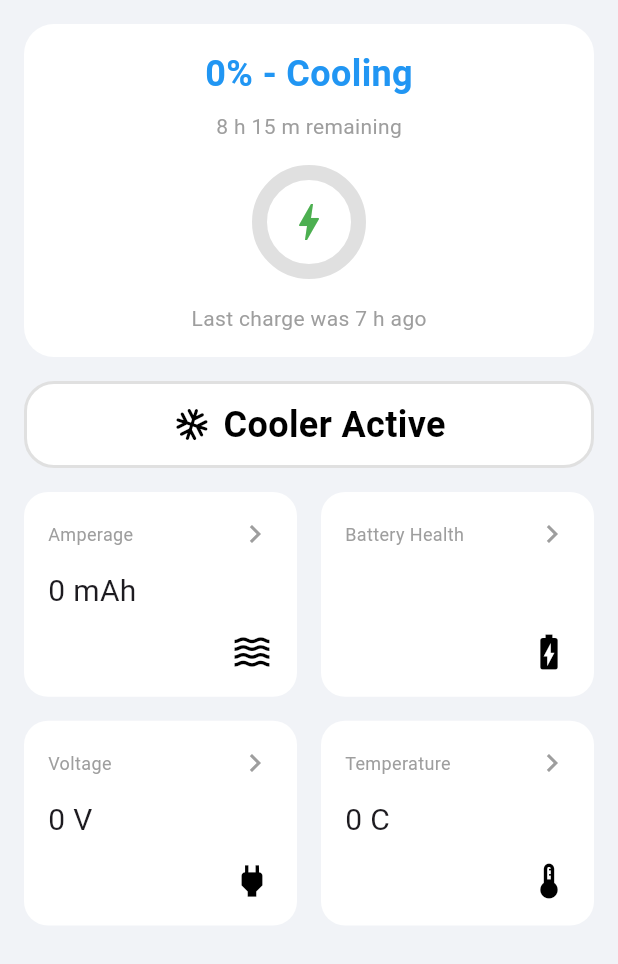
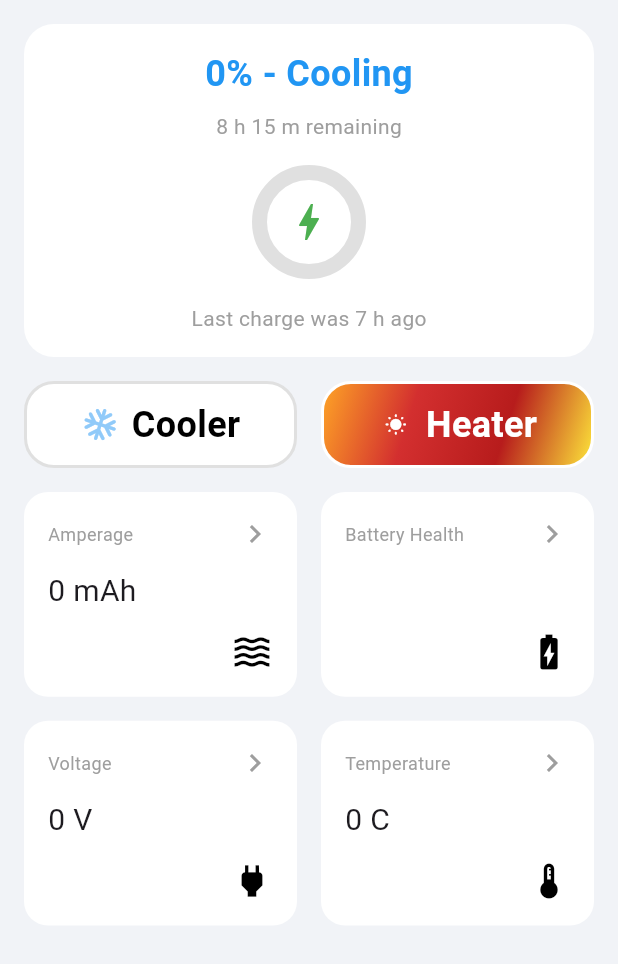
Before and after one commit to Aftaputra/ercc, a Flutter app: the DashboardPage widget shown alone on an empty page, opened directly with empty values, after a tap on "Cooler", on a phone screen of 412 x 824 dp. Shown: the top 964 px of the screen. Run offline on Flutter 3.47's test engine with Material 3 defaults, Android fonts, the phone set to English and light mode, and no system bars; drawn by our look-alikes of percent_indicator; our stand-ins replace fl_chart, flutter_svg, google_fonts; network calls fail.

Commit message:
tambah heater

```diff
--- a/lib/main.dart
+++ b/lib/main.dart
@@ -17,6 +17,7 @@ class MyApp extends StatelessWidget {
   @override
   Widget build(BuildContext context) {
     return MaterialApp(
+      debugShowCheckedModeBanner: false,
       home: Splash(), // Use SplashScreen from splash.dart
     );
   }
--- a/lib/pages/dashboard_page.dart
+++ b/lib/pages/dashboard_page.dart
@@ -21,32 +21,65 @@ class DashboardPage extends StatefulWidget {
 }
 
 class _DashboardPageState extends State<DashboardPage>
-    with SingleTickerProviderStateMixin {
+    with TickerProviderStateMixin {
   bool isCooling = false; // Status tombol Cooler (Idle atau Cooling)
-  late AnimationController _controller; // Controller untuk animasi rotasi
+  bool isHeating = false; // Status tombol Heater (Idle atau Heating)
+  late AnimationController
+      _coolerController; // Controller untuk animasi rotasi Cooler
+  late AnimationController
+      _heaterController; // Controller untuk animasi "breathing" Heater
 
   @override
   void initState() {
     super.initState();
-    _controller = AnimationController(
+    _coolerController = AnimationController(
       duration: const Duration(seconds: 2),
       vsync: this,
     );
+
+    _heaterController = AnimationController(
+      duration: const Duration(seconds: 1), // Durasi animasi breathing
+      vsync: this,
+      lowerBound: 0.6, // Ukuran minimum
+      upperBound: 1.0, // Ukuran maksimum
+    )..repeat(reverse: true); // Ulangi animasi secara bolak-balik
   }
 
   @override
   void dispose() {
-    _controller.dispose(); // Hentikan controller saat widget dibuang
+    _coolerController.dispose(); // Hentikan controller saat widget dibuang
+    _heaterController.dispose();
     super.dispose();
   }
 
   void _toggleCooling() {
     setState(() {
-      isCooling = !isCooling;
-      if (isCooling) {
-        _controller.repeat(); // Mulai animasi berputar
+      if (!isCooling) {
+        // Jika cooler aktif, matikan heater
+        isCooling = true;
+        isHeating = false;
+        _coolerController.repeat(); // Mulai animasi berputar
+        _heaterController.stop(); // Hentikan animasi Heater
       } else {
-        _controller.stop(); // Hentikan animasi
+        // Jika cooler sudah aktif, nonaktifkan cooler
+        isCooling = false;
+        _coolerController.stop(); // Hentikan animasi
+      }
+    });
+  }
+
+  void _toggleHeating() {
+    setState(() {
+      if (!isHeating) {
+        // Jika heater aktif, matikan cooler
+        isHeating = true;
+        isCooling = false;
+        _heaterController.repeat(reverse: true); // Mulai animasi Heater
+        _coolerController.stop(); // Hentikan animasi Cooler
+      } else {
+        // Jika heater sudah aktif, nonaktifkan heater
+        isHeating = false;
+        _heaterController.stop();
       }
     });
   }
@@ -72,9 +105,11 @@ class _DashboardPageState extends State<DashboardPage>
                 Text(
                   isCooling
                       ? '${(widget.level * 100).toStringAsFixed(0)}% - Cooling'
+                      : isHeating
+                          ? '${(widget.level * 100).toStringAsFixed(0)}% - Heating'
                           : '${(widget.level * 100).toStringAsFixed(0)}% - Idle',
                   style: TextStyle(
-                    color: isCooling ? Colors.blue : Colors.black,
+                    color: isCooling ? Colors.blue : isHeating ? Colors.amber : Colors.black,
                     fontSize: 24,
                     fontWeight: FontWeight.bold,
                   ),
@@ -97,7 +132,7 @@ class _DashboardPageState extends State<DashboardPage>
                   center: Icon(
                     Icons.bolt,
                     size: 32.0,
-                    color: isCooling ? Colors.green: Colors.black,
+                    color: isCooling ? Colors.green : isHeating ? Colors.orange : Colors.black,
                   ),
                   progressColor: _getBatteryColor(
                       widget.level), // Warna berubah sesuai level
@@ -115,17 +150,23 @@ class _DashboardPageState extends State<DashboardPage>
             ),
           ),
           SizedBox(height: 16),
-          GestureDetector(
+          // COOLER and HEATER BUTTONS
+          Row(
+            children: [
+              Expanded(
+                child: GestureDetector(
                   onTap: _toggleCooling, // Ubah state saat tombol ditekan
                   child: AnimatedContainer(
-              duration: Duration(milliseconds: 300), // Animasi perubahan warna
+                    duration:
+                        Duration(milliseconds: 300), // Animasi perubahan warna
                     decoration: BoxDecoration(
                       gradient: isCooling
                           ? null // Jika Cooling, tidak ada gradasi, warna putih dengan border biru
                           : LinearGradient(
                               colors: [
-                          Colors.lightGreenAccent,
+                                Colors.greenAccent,
                                 Colors.blue.shade800,
+                                Colors.blue.shade600,
                                 Colors.black,
                               ],
                               begin: Alignment.topLeft,
@@ -138,33 +179,91 @@ class _DashboardPageState extends State<DashboardPage>
                           : Border.all(color: Colors.white, width: 2),
                     ),
                     padding: EdgeInsets.all(10),
-              width: double.infinity,
                     child: Row(
                       mainAxisAlignment: MainAxisAlignment.center,
                       children: [
-                  // Rotating Icon
+                        // Rotating Icon for Cooler
                         RotationTransition(
                           turns:
-                        _controller, // Menggunakan controller untuk animasi rotasi
+                              _coolerController, // Menggunakan controller untuk animasi rotasi
                           child: Icon(
                             Icons.ac_unit_rounded,
-                      color: isCooling ? Colors.black : Colors.white,
+                            color: isCooling ? Colors.blue.shade200 : Colors.white,
                             size: 26,
                           ),
                         ),
                         SizedBox(width: 8),
                         Text(
-                    isCooling ? 'Cooler Active' : 'Cooler',
+                          isCooling ? 'Cooler' : 'Cooler',
                           style: TextStyle(
                             color: isCooling ? Colors.black : Colors.white,
                             fontSize: 24,
-                      fontWeight: isCooling ? FontWeight.w600 : FontWeight.w700,
+                            fontWeight:
+                                isCooling ? FontWeight.w600 : FontWeight.w700,
                           ),
                         ),
                       ],
                     ),
                   ),
                 ),
+              ),
+              SizedBox(width: 16), // Jarak antara dua tombol
+              Expanded(
+                child: GestureDetector(
+                  onTap: _toggleHeating, // Ubah state saat tombol ditekan
+                  child: AnimatedContainer(
+                    duration:
+                        Duration(milliseconds: 300), // Animasi perubahan warna
+                    decoration: BoxDecoration(
+                      gradient: isHeating
+                          ? null // Jika Heating, tidak ada gradasi, warna putih dengan border biru
+                          : LinearGradient(
+                              colors: [
+                                Colors.orange.shade400,
+                                Colors.red.shade700,
+                                Colors.red.shade900,
+                                Colors.yellow,
+                              ],
+                              begin: Alignment.topLeft,
+                              end: Alignment.bottomRight,
+                            ),
+                      color: isHeating ? Colors.white : null,
+                      borderRadius: BorderRadius.circular(20),
+                      border: isHeating
+                          ? Border.all(color: Colors.black12, width: 2)
+                          : Border.all(color: Colors.white, width: 2),
+                    ),
+                    padding: EdgeInsets.all(10),
+                    child: Row(
+                      mainAxisAlignment: MainAxisAlignment.center,
+                      children: [
+                        // Breathing Icon for Heater
+                        ScaleTransition(
+                          scale: _heaterController, // Menggunakan controller untuk animasi "breathing"
+                          child: Icon(
+                            Icons.wb_sunny_rounded,
+                            color: isHeating ? Colors.orangeAccent : Colors.white,
+                            size: 24,
+                          ),
+                        ),
+                        SizedBox(width: 8),
+                        Text(
+                          isHeating ? 'Heater' : 'Heater',
+                          style: TextStyle(
+                            color: isHeating ? Colors.black : Colors.white,
+                            fontSize: 24,
+                            fontWeight:
+                                isHeating ? FontWeight.w600 : FontWeight.w700,
+                          ),
+                        ),
+                      ],
+                    ),
+                  ),
+                ),
+              ),
+            ],
+          ),
+          // End of COOLER and HEATER BUTTONS
           SizedBox(height: 16), // Tambahin space biar nggak nabrak yang bawah
           Expanded(
             child: GridView.count(
@@ -189,25 +288,29 @@ class _DashboardPageState extends State<DashboardPage>
   }
 
   Color _getBatteryColor(double level) {
-    int red, green;
-    int b = 48; // Biru tetap konstan
+    int red = 50;
+    int green = 50;
+    int blue = 50; // Biru tetap konstan
     if (isCooling) {
       red = 0;
       green = 75;
-      b = 150;
+      blue = 150;
+    } else if (isHeating) {
+      red = 200;
+      green = 100;
+      blue = 0;
     } else {
       if (level > 0.5) {
-        // Transisi dari Hijau ke Kuning
-        red = (48 + (level - 0.5) * 2 * (151 - 48)).toInt();
-        green = 177;
+        // Transisi dari hijau ke kuning
+        green = 255;
+        red = (255 * (1.0 - level) * 2.0).toInt();
       } else {
-        // Transisi dari Kuning ke Merah
-        red = 151 + ((0.5 - level) * 2 * (177 - 151)).toInt();
-        green = (177 - (0.5 - level) * 2 * (177 - 48)).toInt();
+        // Transisi dari kuning ke merah
+        red = 255;
+        green = (255 * level * 2.0).toInt();
       }
     }
-
-    return Color.fromARGB(255, red, green, b);
+    return Color.fromARGB(255, red, green, blue);
   }
 
   Widget _buildInfoCard(String title, String value, IconData icon) {
```
Lines whose indentation alone changed are shown as unchanged.
